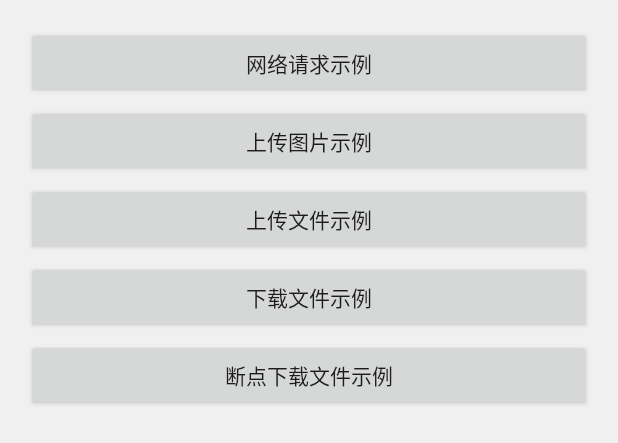
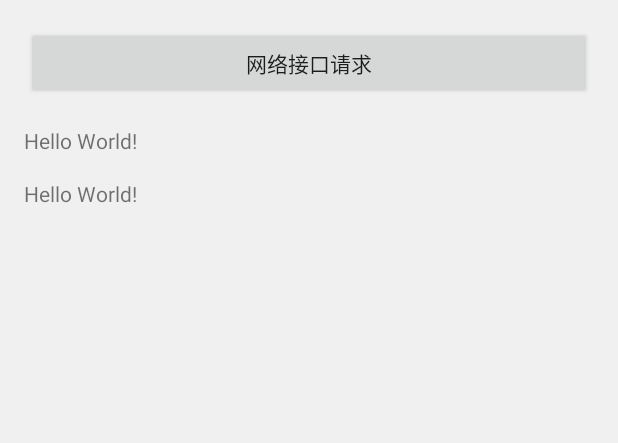
Before and after one commit to LZQ1993/ShareWifi, an Android app: the layout activity_main2.xml on its own in the app's theme, with its tools: preview values and no code run, on a phone screen of 412 x 824 dp. Shown: the top 443 px of the screen. Run offline under Robolectric (Android 15) with nearby library versions, the phone set to English and light mode, and no system bars; network calls fail.

Commit message:
接口测试
 接口测试

```diff
--- a/app/build.gradle
+++ b/app/build.gradle
@@ -1,4 +1,5 @@
 apply plugin: 'com.android.application'
+apply plugin: 'com.neenbedankt.android-apt'
 
 android {
     compileSdkVersion 25
@@ -29,7 +30,6 @@ dependencies {
         exclude group: 'com.android.support', module: 'support-annotations'
     })
     compile project(path: ':okhttp3')
-
     compile 'com.android.support:appcompat-v7:25.3.1'
     compile 'com.android.support.constraint:constraint-layout:1.0.2'
     compile 'com.android.support:gridlayout-v7:25.3.1'
--- a/app/src/main/java/aeric/sharewifi/activity/MainActivity.java
+++ b/app/src/main/java/aeric/sharewifi/activity/MainActivity.java
@@ -167,7 +167,7 @@ public class MainActivity extends BaseActivity {
                         .setRequestType(RequestType.GET)//设置请求方式
                         .addHead("head", "test")//添加头参数
                         .addParam("param", "test")//添加接口参数
-                        .setDelayExec(2, TimeUnit.SECONDS)//延迟2秒执行
+                        .setDelayExec(1, TimeUnit.SECONDS)//延迟2秒执行
                         .build(),
                 new Callback() {
                     @Override
--- a/app/src/main/res/layout/activity_main2.xml
+++ b/app/src/main/res/layout/activity_main2.xml
@@ -14,35 +14,32 @@
         android:layout_width="match_parent"
         android:layout_height="wrap_content"
         android:layout_margin="2dp"
-        android:text="网络请求示例"
-        android:onClick="sss"/>
+        android:text="网络接口请求"
+        />
 
-    <Button
-        android:id="@+id/uploadImgBtn"
+    <ScrollView
         android:layout_width="match_parent"
-        android:layout_height="wrap_content"
-        android:layout_margin="2dp"
-        android:text="上传图片示例"/>
+        android:layout_height="match_parent">
 
-    <Button
-        android:id="@+id/uploadFileBtn"
-        android:layout_width="match_parent"
-        android:layout_height="wrap_content"
-        android:layout_margin="2dp"
-        android:text="上传文件示例"/>
+        <LinearLayout
+            android:layout_width="match_parent"
+            android:layout_height="wrap_content"
+            android:orientation="vertical">
 
-    <Button
-        android:id="@+id/downloadBtn"
-        android:layout_width="match_parent"
-        android:layout_height="wrap_content"
-        android:layout_margin="2dp"
-        android:text="下载文件示例"/>
+        <TextView
+            android:id="@+id/resultTV"
+            android:layout_marginTop="@dimen/activity_vertical_margin"
+            android:layout_width="wrap_content"
+            android:layout_height="wrap_content"
+            android:text="Hello World!"/>
+        <TextView
+            android:id="@+id/dataTV"
+            android:layout_marginTop="@dimen/activity_vertical_margin"
+            android:layout_width="wrap_content"
+            android:layout_height="wrap_content"
+            android:text="Hello World!"/>
+        </LinearLayout>
+    </ScrollView>
 
-    <Button
-        android:id="@+id/downloadPointBtn"
-        android:layout_width="match_parent"
-        android:layout_height="wrap_content"
-        android:layout_margin="2dp"
-        android:text="断点下载文件示例"/>
 
 </LinearLayout>
--- a/app/src/main/res/layout/activity_welcome.xml
+++ b/app/src/main/res/layout/activity_welcome.xml
@@ -44,5 +44,11 @@
         android:layout_height="wrap_content"
         android:layout_margin="2dp"
         android:text="断点下载文件示例"/>
+    <Button
+        android:id="@+id/mainactivity2Btn"
+        android:layout_width="match_parent"
+        android:layout_height="wrap_content"
+        android:layout_margin="2dp"
+        android:text="test"/>
 
 </LinearLayout>
--- a/build.gradle
+++ b/build.gradle
@@ -8,6 +8,7 @@ buildscript {
     }
     dependencies {
         classpath 'com.android.tools.build:gradle:2.3.2'
+        classpath 'com.neenbedankt.gradle.plugins:android-apt:1.8'
 
         // NOTE: Do not place your application dependencies here; they belong
         // in the individual module build.gradle files
```
Also changed, not shown: app/src/main/java/aeric/sharewifi/activity/Main2Activity.java (+138 -3 lines), app/src/main/java/aeric/sharewifi/activity/WelcomeActivity.java (+15 -8 lines), app/src/main/java/aeric/sharewifi/bean/Areas.java (added, +80 -0 lines), app/src/main/java/aeric/sharewifi/bean/ReturnInfo.java (added, +46 -0 lines).
